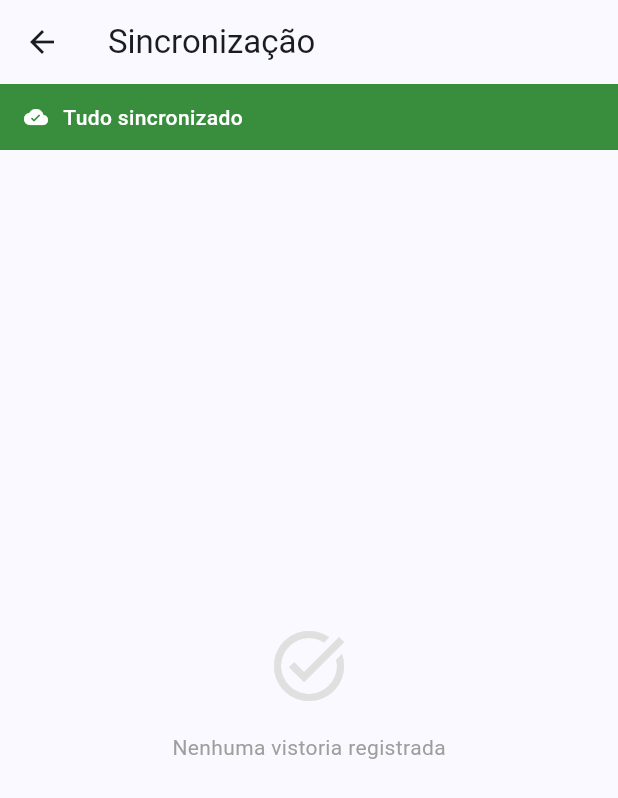
After one commit to ReinaldoJunior96/idpv-flutter, a Flutter app: the screen it shows after launch, after a tap on the "sync" icon, on a phone screen of 412 x 824 dp. The commit adds this screen. Shown: the top 798 px of the screen. Run offline on Flutter 3.47's test engine with Material 3 defaults, Android fonts, the phone set to English and light mode, and no system bars; our stand-ins replace connectivity_plus, get, hive_flutter, image_picker; accounts and stored records are empty; network calls fail.

Commit message:
adicionando indicadores de conexao e status de sincronizacao

```diff
--- /dev/null
+++ b/lib/core/widgets/connectivity_banner.dart
@@ -0,0 +1,114 @@
+import 'package:flutter/material.dart';
+import 'package:get/get.dart';
+import '../../features/vistoria/sync/sync_service.dart';
+
+class ConnectivityBanner extends StatelessWidget {
+  const ConnectivityBanner({super.key});
+
+  @override
+  Widget build(BuildContext context) {
+    final sync = Get.find<SyncService>();
+
+    return Obx(() {
+      final online = sync.isOnline.value;
+      final syncing = sync.isSyncing.value;
+      final pending = sync.pendingCount.value;
+      final failed = sync.failedCount.value;
+
+      if (!online) {
+        return _Banner(
+          color: Colors.grey.shade800,
+          icon: Icons.wifi_off_rounded,
+          text: pending > 0
+              ? 'Offline · $pending vistoria(s) aguardando conexão'
+              : 'Sem conexão',
+        );
+      }
+
+      if (syncing) {
+        return _Banner(
+          color: Colors.blue.shade700,
+          icon: Icons.sync_rounded,
+          text: 'Sincronizando...',
+          showSpinner: true,
+        );
+      }
+
+      if (failed > 0) {
+        return _Banner(
+          color: Colors.red.shade700,
+          icon: Icons.error_outline_rounded,
+          text: '$failed vistoria(s) com falha · Toque para tentar novamente',
+          onTap: sync.retryFailed,
+        );
+      }
+
+      if (pending > 0) {
+        return _Banner(
+          color: Colors.orange.shade800,
+          icon: Icons.schedule_rounded,
+          text: '$pending vistoria(s) aguardando sincronização',
+        );
+      }
+
+      return const SizedBox.shrink();
+    });
+  }
+}
+
+class _Banner extends StatelessWidget {
+  final Color color;
+  final IconData icon;
+  final String text;
+  final bool showSpinner;
+  final VoidCallback? onTap;
+
+  const _Banner({
+    required this.color,
+    required this.icon,
+    required this.text,
+    this.showSpinner = false,
+    this.onTap,
+  });
+
+  @override
+  Widget build(BuildContext context) {
+    return Material(
+      color: color,
+      child: InkWell(
+        onTap: onTap,
+        child: Padding(
+          padding: const EdgeInsets.symmetric(horizontal: 16, vertical: 8),
+          child: Row(
+            children: [
+              if (showSpinner)
+                const SizedBox(
+                  width: 14,
+                  height: 14,
+                  child: CircularProgressIndicator(
+                    strokeWidth: 2,
+                    color: Colors.white,
+                  ),
+                )
+              else
+                Icon(icon, size: 14, color: Colors.white),
+              const SizedBox(width: 8),
+              Expanded(
+                child: Text(
+                  text,
+                  style: const TextStyle(
+                    color: Colors.white,
+                    fontSize: 12,
+                    fontWeight: FontWeight.w500,
+                  ),
+                ),
+              ),
+              if (onTap != null)
+                const Icon(Icons.chevron_right, size: 16, color: Colors.white),
+            ],
+          ),
+        ),
+      ),
+    );
+  }
+}
--- a/lib/features/postos/postos_list_screen.dart
+++ b/lib/features/postos/postos_list_screen.dart
@@ -1,8 +1,11 @@
 import 'package:flutter/material.dart';
 import 'package:get/get.dart';
+import '../../core/widgets/connectivity_banner.dart';
 import 'postos_controller.dart';
 import 'posto_card.dart';
 import '../vistoria/vistoria_screen.dart';
+import '../vistoria/sync/sync_service.dart';
+import '../sync/sync_status_screen.dart';
 
 class PostosListScreen extends StatelessWidget {
   const PostosListScreen({super.key});
@@ -10,6 +13,7 @@ class PostosListScreen extends StatelessWidget {
   @override
   Widget build(BuildContext context) {
     final controller = Get.put(PostosController());
+    final sync = Get.find<SyncService>();
 
     return Scaffold(
       appBar: AppBar(
@@ -19,9 +23,60 @@ class PostosListScreen extends StatelessWidget {
                   : 'Postos (${controller.postos.length})',
             )),
         actions: [
+          // Indicador de conectividade
+          Obx(() => Icon(
+                sync.isOnline.value ? Icons.wifi_rounded : Icons.wifi_off_rounded,
+                size: 20,
+                color: sync.isOnline.value ? Colors.green : Colors.red,
+              )),
+          const SizedBox(width: 4),
+
+          // Botão de status de sync com badge
+          Obx(() {
+            final count =
+                sync.pendingCount.value + sync.failedCount.value;
+            return Stack(
+              children: [
+                IconButton(
+                  icon: const Icon(Icons.sync_rounded),
+                  tooltip: 'Status de sincronização',
+                  onPressed: () => Get.to(() => const SyncStatusScreen()),
+                ),
+                if (count > 0)
+                  Positioned(
+                    right: 6,
+                    top: 6,
+                    child: Container(
+                      padding: const EdgeInsets.all(3),
+                      decoration: BoxDecoration(
+                        color: sync.failedCount.value > 0
+                            ? Colors.red
+                            : Colors.orange,
+                        shape: BoxShape.circle,
+                      ),
+                      constraints: const BoxConstraints(
+                        minWidth: 16,
+                        minHeight: 16,
+                      ),
+                      child: Text(
+                        '$count',
+                        style: const TextStyle(
+                          color: Colors.white,
+                          fontSize: 9,
+                          fontWeight: FontWeight.bold,
+                        ),
+                        textAlign: TextAlign.center,
+                      ),
+                    ),
+                  ),
+              ],
+            );
+          }),
+
+          // Refresh da lista
           Obx(() => controller.isLoading.value
               ? const Padding(
-                  padding: EdgeInsets.all(16),
+                  padding: EdgeInsets.all(14),
                   child: SizedBox(
                     width: 20,
                     height: 20,
@@ -29,16 +84,22 @@ class PostosListScreen extends StatelessWidget {
                   ),
                 )
               : IconButton(
-                  icon: const Icon(Icons.refresh),
+                  icon: const Icon(Icons.refresh_rounded),
                   onPressed: () => controller.loadPostos(forceRefresh: true),
                 )),
         ],
       ),
       body: Column(
         children: [
+          // Banner de conectividade / sync
+          const ConnectivityBanner(),
+
+          // Banner de cache (dados offline)
           Obx(() => controller.fromCache.value
-              ? _OfflineBanner()
+              ? _CacheBanner()
               : const SizedBox.shrink()),
+
+          // Lista de postos
           Expanded(
             child: Obx(() {
               if (controller.isLoading.value && controller.postos.isEmpty) {
@@ -53,7 +114,7 @@ class PostosListScreen extends StatelessWidget {
               }
 
               if (controller.postos.isEmpty) {
-                return const Center(child: Text('Nenhum posto encontrado.'));
+                return const _EmptyState();
               }
 
               return RefreshIndicator(
@@ -77,7 +138,7 @@ class PostosListScreen extends StatelessWidget {
   }
 }
 
-class _OfflineBanner extends StatelessWidget {
+class _CacheBanner extends StatelessWidget {
   @override
   Widget build(BuildContext context) {
     return Container(
@@ -86,11 +147,11 @@ class _OfflineBanner extends StatelessWidget {
       color: Colors.amber.shade100,
       child: Row(
         children: [
-          Icon(Icons.wifi_off, size: 16, color: Colors.amber.shade800),
+          Icon(Icons.history_rounded, size: 14, color: Colors.amber.shade800),
           const SizedBox(width: 8),
           Text(
-            'Exibindo dados em cache (offline)',
-            style: TextStyle(color: Colors.amber.shade800, fontSize: 13),
+            'Exibindo postos salvos localmente',
+            style: TextStyle(color: Colors.amber.shade800, fontSize: 12),
           ),
         ],
       ),
@@ -112,17 +173,23 @@ class _ErrorState extends StatelessWidget {
         child: Column(
           mainAxisSize: MainAxisSize.min,
           children: [
-            const Icon(Icons.cloud_off, size: 56, color: Colors.grey),
+            Icon(Icons.cloud_off_rounded, size: 64, color: Colors.grey.shade300),
             const SizedBox(height: 16),
+            Text(
+              'Não foi possível carregar os postos',
+              style: Theme.of(context).textTheme.titleMedium,
+              textAlign: TextAlign.center,
+            ),
+            const SizedBox(height: 8),
             Text(
               message,
               textAlign: TextAlign.center,
-              style: const TextStyle(color: Colors.grey),
+              style: TextStyle(color: Colors.grey.shade500, fontSize: 13),
             ),
             const SizedBox(height: 24),
-            ElevatedButton.icon(
+            FilledButton.icon(
               onPressed: onRetry,
-              icon: const Icon(Icons.refresh),
+              icon: const Icon(Icons.refresh_rounded),
               label: const Text('Tentar novamente'),
             ),
           ],
@@ -131,3 +198,24 @@ class _ErrorState extends StatelessWidget {
     );
   }
 }
+
+class _EmptyState extends StatelessWidget {
+  const _EmptyState();
+
+  @override
+  Widget build(BuildContext context) {
+    return Center(
+      child: Column(
+        mainAxisSize: MainAxisSize.min,
+        children: [
+          Icon(Icons.store_rounded, size: 64, color: Colors.grey.shade300),
+          const SizedBox(height: 16),
+          Text(
+            'Nenhum posto encontrado',
+            style: TextStyle(color: Colors.grey.shade500),
+          ),
+        ],
+      ),
+    );
+  }
+}
--- /dev/null
+++ b/lib/features/sync/sync_status_controller.dart
@@ -0,0 +1,38 @@
+import 'package:get/get.dart';
+import '../vistoria/data/vistoria_model.dart';
+import '../vistoria/data/vistoria_storage.dart';
+import '../vistoria/sync/sync_service.dart';
+
+class SyncStatusController extends GetxController {
+  final _storage = VistoriaStorage();
+
+  final vistorias = <Vistoria>[].obs;
+  final isLoading = true.obs;
+
+  @override
+  void onInit() {
+    super.onInit();
+    load();
+
+    // Recarrega sempre que o SyncService muda de estado
+    final sync = Get.find<SyncService>();
+    ever(sync.isSyncing, (_) => load());
+    ever(sync.pendingCount, (_) => load());
+    ever(sync.failedCount, (_) => load());
+  }
+
+  Future<void> load() async {
+    final all = await _storage.loadAll();
+    all.sort((a, b) => b.dataHora.compareTo(a.dataHora));
+    vistorias.value = all;
+    isLoading.value = false;
+  }
+
+  Future<void> retryAll() => Get.find<SyncService>().retryFailed();
+
+  Future<void> retrySingle(Vistoria vistoria) async {
+    await _storage.updateStatus(vistoria.id, SyncStatus.pending);
+    await Get.find<SyncService>().syncPending();
+    await load();
+  }
+}
--- /dev/null
+++ b/lib/features/sync/sync_status_screen.dart
@@ -0,0 +1,284 @@
+import 'package:flutter/material.dart';
+import 'package:get/get.dart';
+import '../vistoria/data/vistoria_model.dart';
+import '../vistoria/sync/sync_service.dart';
+import 'sync_status_controller.dart';
+
+class SyncStatusScreen extends StatelessWidget {
+  const SyncStatusScreen({super.key});
+
+  @override
+  Widget build(BuildContext context) {
+    final controller = Get.put(SyncStatusController());
+    final sync = Get.find<SyncService>();
+
+    return Scaffold(
+      appBar: AppBar(
+        title: const Text('Sincronização'),
+        actions: [
+          Obx(() => sync.failedCount.value > 0
+              ? TextButton.icon(
+                  onPressed: controller.retryAll,
+                  icon: const Icon(Icons.refresh),
+                  label: const Text('Tentar todas'),
+                )
+              : const SizedBox.shrink()),
+        ],
+      ),
+      body: Column(
+        children: [
+          // Status geral de conectividade
+          Obx(() => _ConnectivityHeader(
+                isOnline: sync.isOnline.value,
+                isSyncing: sync.isSyncing.value,
+                pending: sync.pendingCount.value,
+                failed: sync.failedCount.value,
+              )),
+
+          // Lista de vistorias
+          Expanded(
+            child: Obx(() {
+              if (controller.isLoading.value) {
+                return const Center(child: CircularProgressIndicator());
+              }
+
+              if (controller.vistorias.isEmpty) {
+                return const _EmptyState();
+              }
+
+              return RefreshIndicator(
+                onRefresh: controller.load,
+                child: ListView.builder(
+                  padding: const EdgeInsets.symmetric(vertical: 8),
+                  itemCount: controller.vistorias.length,
+                  itemBuilder: (_, i) => _VistoriaCard(
+                    vistoria: controller.vistorias[i],
+                    onRetry: () =>
+                        controller.retrySingle(controller.vistorias[i]),
+                  ),
+                ),
+              );
+            }),
+          ),
+        ],
+      ),
+    );
+  }
+}
+
+class _ConnectivityHeader extends StatelessWidget {
+  final bool isOnline;
+  final bool isSyncing;
+  final int pending;
+  final int failed;
+
+  const _ConnectivityHeader({
+    required this.isOnline,
+    required this.isSyncing,
+    required this.pending,
+    required this.failed,
+  });
+
+  @override
+  Widget build(BuildContext context) {
+    final (color, icon, text) = switch ((isOnline, isSyncing, failed > 0)) {
+      (false, _, _) => (
+          Colors.grey.shade700,
+          Icons.wifi_off_rounded,
+          'Sem conexão · vistorias serão enviadas ao voltar online',
+        ),
+      (true, true, _) => (
+          Colors.blue.shade700,
+          Icons.sync_rounded,
+          'Sincronizando vistorias...',
+        ),
+      (true, false, true) => (
+          Colors.red.shade700,
+          Icons.error_outline_rounded,
+          '$failed vistoria(s) com falha de sincronização',
+        ),
+      (true, false, false) when pending > 0 => (
+          Colors.orange.shade800,
+          Icons.schedule_rounded,
+          '$pending vistoria(s) na fila de sincronização',
+        ),
+      _ => (
+          Colors.green.shade700,
+          Icons.cloud_done_rounded,
+          'Tudo sincronizado',
+        ),
+    };
+
+    return Container(
+      width: double.infinity,
+      color: color,
+      padding: const EdgeInsets.symmetric(horizontal: 16, vertical: 12),
+      child: Row(
+        children: [
+          if (isSyncing && isOnline)
+            const SizedBox(
+              width: 16,
+              height: 16,
+              child: CircularProgressIndicator(
+                strokeWidth: 2,
+                color: Colors.white,
+              ),
+            )
+          else
+            Icon(icon, color: Colors.white, size: 16),
+          const SizedBox(width: 10),
+          Expanded(
+            child: Text(
+              text,
+              style: const TextStyle(
+                color: Colors.white,
+                fontWeight: FontWeight.w500,
+              ),
+            ),
+          ),
+        ],
+      ),
+    );
+  }
+}
+
+class _VistoriaCard extends StatelessWidget {
+  final Vistoria vistoria;
+  final VoidCallback onRetry;
+
+  const _VistoriaCard({required this.vistoria, required this.onRetry});
+
+  @override
+  Widget build(BuildContext context) {
+    final (color, icon, label) = _statusInfo(vistoria.syncStatus);
+    final dt = vistoria.dataHora;
+    final dateStr =
+        '${dt.day.toString().padLeft(2, '0')}/${dt.month.toString().padLeft(2, '0')}/${dt.year}  '
+        '${dt.hour.toString().padLeft(2, '0')}:${dt.minute.toString().padLeft(2, '0')}';
+
+    return Card(
+      margin: const EdgeInsets.symmetric(horizontal: 16, vertical: 6),
+      child: Padding(
+        padding: const EdgeInsets.all(16),
+        child: Column(
+          crossAxisAlignment: CrossAxisAlignment.start,
+          children: [
+            Row(
+              children: [
+                Expanded(
+                  child: Text(
+                    vistoria.postoNome,
+                    style: const TextStyle(
+                      fontWeight: FontWeight.w600,
+                      fontSize: 15,
+                    ),
+                  ),
+                ),
+                _StatusChip(label: label, color: color, icon: icon),
+              ],
+            ),
+            const SizedBox(height: 4),
+            Text(
+              dateStr,
+              style: TextStyle(fontSize: 13, color: Colors.grey.shade600),
+            ),
+            Text(
+              '${vistoria.resultados.length} itens vistoriados',
+              style: TextStyle(fontSize: 12, color: Colors.grey.shade500),
+            ),
+            if (vistoria.syncStatus == SyncStatus.failed) ...[
+              const SizedBox(height: 12),
+              const Text(
+                'Não foi possível enviar esta vistoria. Verifique sua conexão e tente novamente.',
+                style: TextStyle(fontSize: 12, color: Colors.red),
+              ),
+              const SizedBox(height: 8),
+              SizedBox(
+                width: double.infinity,
+                child: OutlinedButton.icon(
+                  onPressed: onRetry,
+                  icon: const Icon(Icons.refresh, size: 16),
+                  label: const Text('Tentar novamente'),
+                  style: OutlinedButton.styleFrom(
+                    foregroundColor: Colors.red,
+                    side: const BorderSide(color: Colors.red),
+                  ),
+                ),
+              ),
+            ],
+          ],
+        ),
+      ),
+    );
+  }
+
+  (Color, IconData, String) _statusInfo(SyncStatus status) {
+    switch (status) {
+      case SyncStatus.pending:
+        return (Colors.orange, Icons.schedule_rounded, 'Pendente');
+      case SyncStatus.syncing:
+        return (Colors.blue, Icons.sync_rounded, 'Enviando...');
+      case SyncStatus.synced:
+        return (Colors.green, Icons.cloud_done_rounded, 'Sincronizado');
+      case SyncStatus.failed:
+        return (Colors.red, Icons.error_outline_rounded, 'Falhou');
+    }
+  }
+}
+
+class _StatusChip extends StatelessWidget {
+  final String label;
+  final Color color;
+  final IconData icon;
+
+  const _StatusChip(
+      {required this.label, required this.color, required this.icon});
+
+  @override
+  Widget build(BuildContext context) {
+    return Container(
+      padding: const EdgeInsets.symmetric(horizontal: 8, vertical: 4),
+      decoration: BoxDecoration(
+        color: color.withValues(alpha: 0.1),
+        borderRadius: BorderRadius.circular(12),
+        border: Border.all(color: color.withValues(alpha: 0.4)),
+      ),
+      child: Row(
+        mainAxisSize: MainAxisSize.min,
+        children: [
+          Icon(icon, size: 12, color: color),
+          const SizedBox(width: 4),
+          Text(
+            label,
+            style: TextStyle(
+              fontSize: 11,
+              color: color,
+              fontWeight: FontWeight.w600,
+            ),
+          ),
+        ],
+      ),
+    );
+  }
+}
+
+class _EmptyState extends StatelessWidget {
+  const _EmptyState();
+
+  @override
+  Widget build(BuildContext context) {
+    return Center(
+      child: Column(
+        mainAxisSize: MainAxisSize.min,
+        children: [
+          Icon(Icons.task_alt, size: 56, color: Colors.grey.shade300),
+          const SizedBox(height: 16),
+          Text(
+            'Nenhuma vistoria registrada',
+            style: TextStyle(color: Colors.grey.shade500),
+          ),
+        ],
+      ),
+    );
+  }
+}
--- a/lib/features/vistoria/sync/sync_service.dart
+++ b/lib/features/vistoria/sync/sync_service.dart
@@ -11,7 +11,9 @@ class SyncService extends GetxService {
   final _api = VistoriaApi();
 
   final isSyncing = false.obs;
+  final isOnline = true.obs;
   final pendingCount = 0.obs;
+  final failedCount = 0.obs;
 
   StreamSubscription? _connectivitySub;
 
@@ -20,10 +22,10 @@ class SyncService extends GetxService {
     super.onInit();
     _resetStuckSyncing();
     _listenConnectivity();
+    _updateCounts();
     syncPending();
   }
 
-  /// Reseta vistorias que ficaram em 'syncing' por crash do app.
   Future<void> _resetStuckSyncing() async {
     final all = await _storage.loadAll();
     for (final v in all.where((v) => v.syncStatus == SyncStatus.syncing)) {
@@ -32,17 +34,30 @@ class SyncService extends GetxService {
   }
 
   void _listenConnectivity() {
+    // Estado inicial
+    Connectivity().checkConnectivity().then((results) {
+      isOnline.value = !results.contains(ConnectivityResult.none);
+    });
+
     _connectivitySub = Connectivity().onConnectivityChanged.listen((results) {
       final online = !results.contains(ConnectivityResult.none);
+      isOnline.value = online;
       if (online) syncPending();
     });
+  }
+
+  Future<void> _updateCounts() async {
+    final all = await _storage.loadAll();
+    pendingCount.value =
+        all.where((v) => v.syncStatus == SyncStatus.pending).length;
+    failedCount.value =
+        all.where((v) => v.syncStatus == SyncStatus.failed).length;
   }
 
   Future<void> syncPending() async {
     if (isSyncing.value) return;
 
     final pending = await _storage.loadPending();
-    pendingCount.value = pending.length;
     if (pending.isEmpty) return;
 
     isSyncing.value = true;
@@ -52,29 +67,35 @@ class SyncService extends GetxService {
       }
     } finally {
       isSyncing.value = false;
-      final remaining = await _storage.loadPending();
-      pendingCount.value = remaining.length;
+      await _updateCounts();
     }
+  }
+
+  /// Recoloca todas as vistorias com falha na fila e tenta sincronizar.
+  Future<void> retryFailed() async {
+    final all = await _storage.loadAll();
+    for (final v in all.where((v) => v.syncStatus == SyncStatus.failed)) {
+      await _storage.updateStatus(v.id, SyncStatus.pending);
+    }
+    await _updateCounts();
+    await syncPending();
   }
 
   Future<void> _syncOne(Vistoria vistoria) async {
     try {
       await _storage.updateStatus(vistoria.id, SyncStatus.syncing);
 
-      // 1. Upload fotos e coleta URLs
       final resultadosAtualizados = await _uploadFotos(vistoria);
-
-      // 2. Salva URLs localmente antes de postar (garante que não perdemos as URLs)
       await _storage.updateResultados(vistoria.id, resultadosAtualizados);
 
-      // 3. Envia vistoria com URLs para o servidor
-      final vistoriaComUrls = vistoria.copyWith(resultados: resultadosAtualizados);
+      final vistoriaComUrls =
+          vistoria.copyWith(resultados: resultadosAtualizados);
       await _api.postVistoria(vistoriaComUrls);
 
       await _storage.updateStatus(vistoria.id, SyncStatus.synced);
     } catch (_) {
-      // Volta para pending — será retentado na próxima conexão
-      await _storage.updateStatus(vistoria.id, SyncStatus.pending);
+      // Marca como falhou — requer ação do usuário ou nova tentativa manual
+      await _storage.updateStatus(vistoria.id, SyncStatus.failed);
     }
   }
 
@@ -84,10 +105,11 @@ class SyncService extends GetxService {
       if (item.photoBase64 != null && item.fotoUrl == null) {
         try {
           final bytes = base64Decode(item.photoBase64!);
-          final url = await _api.uploadFoto(vistoria.id, item.itemId, bytes);
+          final url =
+              await _api.uploadFoto(vistoria.id, item.itemId, bytes);
           resultado.add(item.copyWith(fotoUrl: url));
         } catch (_) {
-          resultado.add(item); // continua sem a foto se o upload falhar
+          resultado.add(item);
         }
       } else {
         resultado.add(item);
```
